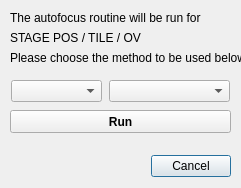
Old version of the form gui/run_autofocus_dlg.ui in the repository SBEMimage/SBEMimage.
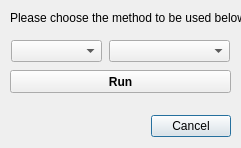
New version of the form.

Commit message: Use new params in focus tool after running autofocus

```diff
--- a/gui/run_autofocus_dlg.ui
+++ b/gui/run_autofocus_dlg.ui
@@ -10,7 +10,7 @@
     <x>0</x>
     <y>0</y>
     <width>241</width>
-    <height>188</height>
+    <height>148</height>
    </rect>
   </property>
   <property name="windowTitle">
@@ -20,7 +20,7 @@
    <property name="geometry">
     <rect>
      <x>40</x>
-     <y>150</y>
+     <y>110</y>
      <width>191</width>
      <height>32</height>
     </rect>
@@ -37,44 +37,6 @@
     <rect>
      <x>10</x>
      <y>10</y>
-     <width>201</width>
-     <height>16</height>
-    </rect>
-   </property>
-   <property name="font">
-    <font>
-     <weight>50</weight>
-     <bold>false</bold>
-    </font>
-   </property>
-   <property name="text">
-    <string>The autofocus routine will be run for</string>
-   </property>
-  </widget>
-  <widget class="QLabel" name="label_targetPosition">
-   <property name="geometry">
-    <rect>
-     <x>10</x>
-     <y>30</y>
-     <width>211</width>
-     <height>16</height>
-    </rect>
-   </property>
-   <property name="font">
-    <font>
-     <weight>50</weight>
-     <bold>false</bold>
-    </font>
-   </property>
-   <property name="text">
-    <string>STAGE POS / TILE / OV</string>
-   </property>
-  </widget>
-  <widget class="QLabel" name="label_info2">
-   <property name="geometry">
-    <rect>
-     <x>10</x>
-     <y>50</y>
      <width>231</width>
      <height>16</height>
     </rect>
@@ -86,14 +48,14 @@
     </font>
    </property>
    <property name="text">
-    <string>Please choose the method to be used below:</string>
+    <string>Please choose the method to be used below.</string>
    </property>
   </widget>
   <widget class="QComboBox" name="comboBox_mode">
    <property name="geometry">
     <rect>
      <x>109</x>
-     <y>80</y>
+     <y>40</y>
      <width>121</width>
      <height>22</height>
     </rect>
@@ -103,7 +65,7 @@
    <property name="geometry">
     <rect>
      <x>11</x>
-     <y>80</y>
+     <y>40</y>
      <width>91</width>
      <height>22</height>
     </rect>
@@ -113,7 +75,7 @@
    <property name="geometry">
     <rect>
      <x>10</x>
-     <y>110</y>
+     <y>70</y>
      <width>221</width>
      <height>23</height>
     </rect>
```
Left out of the diff: 2 changed lines with no effect on the pictures. The commit also changes 2 other files.
